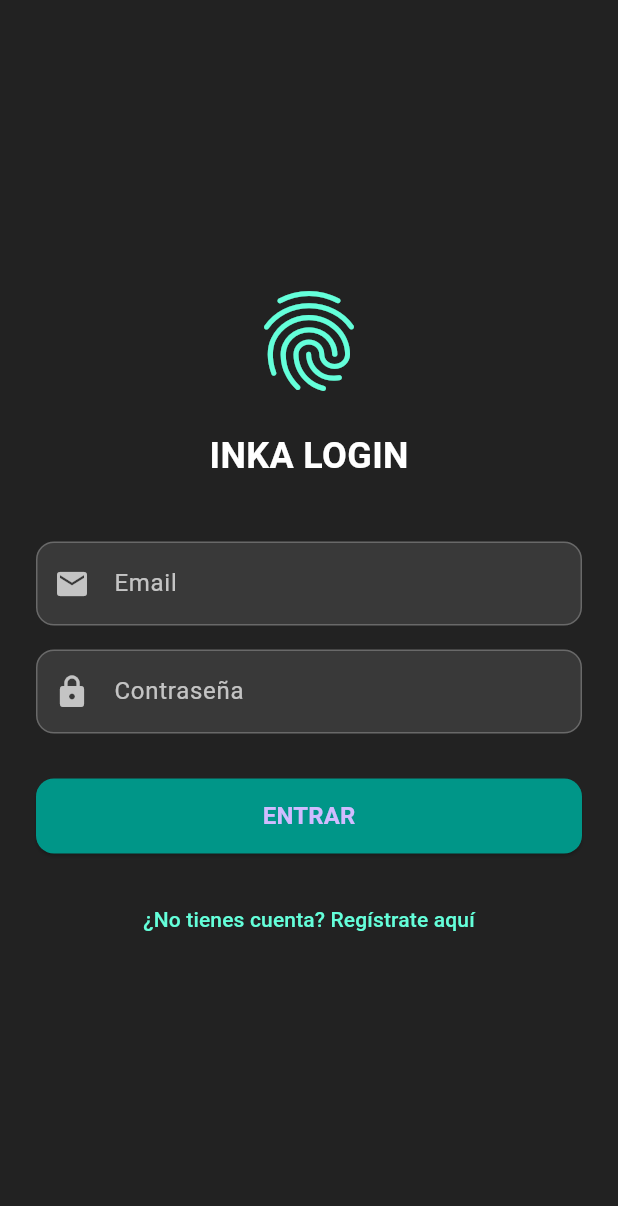
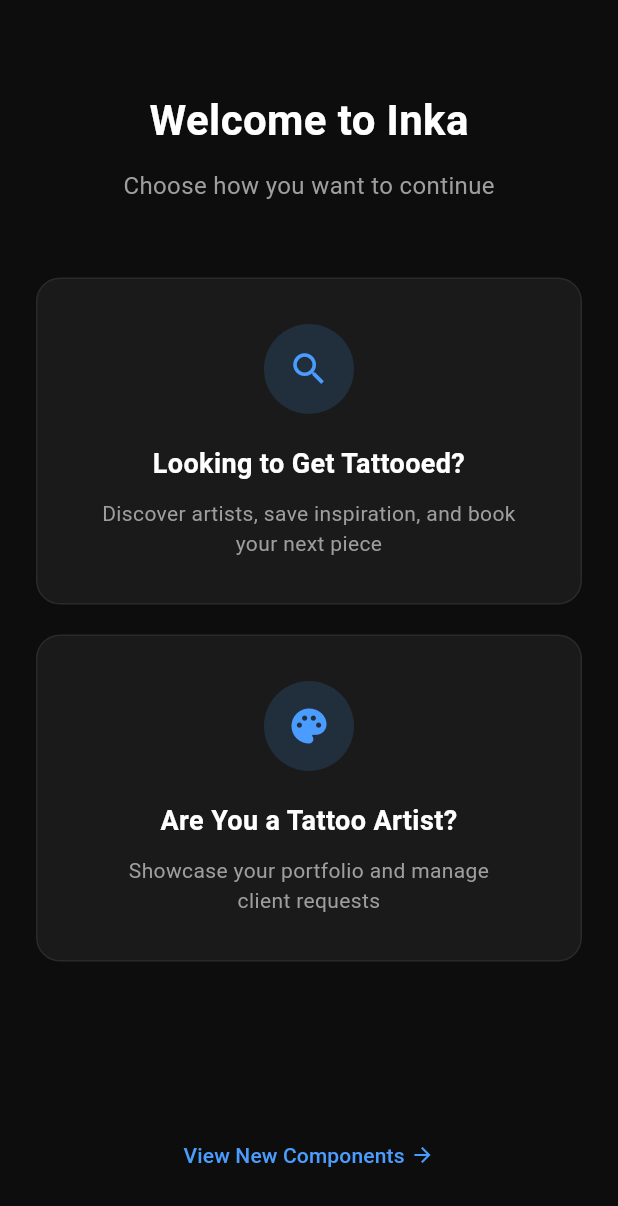
Before and after one commit to ErikEspinoza1/Inka, a Flutter app: the screen it shows after launch, on a phone screen of 412 x 824 dp. Shown: the top 1206 px of the screen. Run offline on Flutter 3.47's test engine with Material 3 defaults, Android fonts, the phone set to English and light mode, and no system bars; our stand-ins replace camera, flutter_map, geolocator, image_picker, latlong2, permission_handler and 2 more; missing offline and left inert: google_mlkit_pose_detection; accounts and stored records are empty.

```diff
--- a/inkaFlutter/lib/main.dart
+++ b/inkaFlutter/lib/main.dart
@@ -3,7 +3,7 @@ import 'package:flutter/services.dart';
 import 'package:supabase_flutter/supabase_flutter.dart';
 
 // Importamos la pantalla de Login
-import 'screens/auth_screen.dart';
+import 'screens/menu_inicio.dart';
 
 void main() async {
   WidgetsFlutterBinding.ensureInitialized();
@@ -31,9 +31,8 @@ class MyApp extends StatelessWidget {
       debugShowCheckedModeBanner: false,
       title: 'Tattoo AR',
       theme: ThemeData.dark(),
-      // AQUÍ ESTÁ EL CAMBIO:
-      // En lugar de ir a HomeScreen, vamos primero a AuthScreen (Login)
-      home: const AuthScreen(),
+      // Pantalla principal: Menu de inicio
+      home: const MenuInicio(),
     );
   }
 }
--- a/inkaFlutter/lib/screens/home_screen.dart
+++ b/inkaFlutter/lib/screens/home_screen.dart
@@ -1,4 +1,4 @@
-import 'package:flutter/material.dart';
+  import 'package:flutter/material.dart';
 // Importamos las otras pantallas para poder navegar a ellas
 import 'ar_tattoo_screen.dart';
 import 'test_upload_screen.dart';
--- /dev/null
+++ b/inkaFlutter/lib/screens/menu_inicio.dart
@@ -0,0 +1,162 @@
+import 'package:flutter/material.dart';
+import 'auth_screen.dart';
+import 'map_screen.dart';
+
+class MenuInicio extends StatelessWidget {
+  const MenuInicio({super.key});
+
+  @override
+  Widget build(BuildContext context) {
+    return Scaffold(
+      backgroundColor: const Color(0xFF0D0D0D),
+      body: SafeArea(
+        child: Padding(
+          padding: const EdgeInsets.symmetric(horizontal: 24.0),
+          child: Column(
+            children: [
+              const SizedBox(height: 60),
+              // Título principal
+              const Text(
+                'Welcome to Inka',
+                style: TextStyle(
+                  fontSize: 28,
+                  fontWeight: FontWeight.bold,
+                  color: Colors.white,
+                ),
+              ),
+              const SizedBox(height: 12),
+              // Subtítulo
+              const Text(
+                'Choose how you want to continue',
+                style: TextStyle(
+                  fontSize: 16,
+                  color: Colors.grey,
+                ),
+              ),
+              const SizedBox(height: 50),
+              // Primera tarjeta - Buscar tatuajes
+              _buildOptionCard(
+                context,
+                icon: Icons.search,
+                iconColor: const Color(0xFF4A9DFF),
+                title: 'Looking to Get Tattooed?',
+                subtitle: 'Discover artists, save inspiration, and book\nyour next piece',
+                onTap: () {
+                  // Navegar a pantalla de mapa directamente (Bypass Login)
+                  Navigator.push(
+                    context,
+                    MaterialPageRoute(builder: (context) => const MapScreen()),
+                  );
+                },
+              ),
+              const SizedBox(height: 20),
+              // Segunda tarjeta - Soy artista
+              _buildOptionCard(
+                context,
+                icon: Icons.palette,
+                iconColor: const Color(0xFF4A9DFF),
+                title: 'Are You a Tattoo Artist?',
+                subtitle: 'Showcase your portfolio and manage\nclient requests',
+                onTap: () {
+                  // Navegar a pantalla de artista
+                  // Navigator.push(context, MaterialPageRoute(builder: (context) => ArtistScreen()));
+                },
+              ),
+              const Spacer(),
+              // Link inferior
+              TextButton(
+                onPressed: () {
+                  // Navegar a ver componentes
+                },
+                child: Row(
+                  mainAxisSize: MainAxisSize.min,
+                  children: const [
+                    Text(
+                      'View New Components',
+                      style: TextStyle(
+                        color: Color(0xFF4A9DFF),
+                        fontSize: 14,
+                      ),
+                    ),
+                    SizedBox(width: 4),
+                    Icon(
+                      Icons.arrow_forward,
+                      color: Color(0xFF4A9DFF),
+                      size: 16,
+                    ),
+                  ],
+                ),
+              ),
+              const SizedBox(height: 30),
+            ],
+          ),
+        ),
+      ),
+    );
+  }
+
+  Widget _buildOptionCard(
+    BuildContext context, {
+    required IconData icon,
+    required Color iconColor,
+    required String title,
+    required String subtitle,
+    required VoidCallback onTap,
+  }) {
+    return GestureDetector(
+      onTap: onTap,
+      child: Container(
+        width: double.infinity,
+        padding: const EdgeInsets.symmetric(vertical: 30, horizontal: 20),
+        decoration: BoxDecoration(
+          color: const Color(0xFF1A1A1A),
+          borderRadius: BorderRadius.circular(16),
+          border: Border.all(
+            color: const Color(0xFF2A2A2A),
+            width: 1,
+          ),
+        ),
+        child: Column(
+          children: [
+            // Icono circular
+            Container(
+              width: 60,
+              height: 60,
+              decoration: BoxDecoration(
+                color: iconColor.withOpacity(0.15),
+                shape: BoxShape.circle,
+              ),
+              child: Icon(
+                icon,
+                color: iconColor,
+                size: 28,
+              ),
+            ),
+            const SizedBox(height: 20),
+            // Título de la tarjeta
+            Text(
+              title,
+              style: const TextStyle(
+                fontSize: 18,
+                fontWeight: FontWeight.w600,
+                color: Colors.white,
+              ),
+              textAlign: TextAlign.center,
+            ),
+            const SizedBox(height: 10),
+            // Subtítulo de la tarjeta
+            Text(
+              subtitle,
+              style: const TextStyle(
+                fontSize: 14,
+                color: Colors.grey,
+                height: 1.4,
+              ),
+              textAlign: TextAlign.center,
+            ),
+          ],
+        ),
+      ),
+    );
+  }
+}
--- a/inkaFlutter/pubspec.yaml
+++ b/inkaFlutter/pubspec.yaml
@@ -18,6 +18,9 @@ dependencies:
   image_picker: ^1.2.1
   http: ^1.6.0
   shared_preferences: ^2.5.4
+  flutter_map: ^8.2.2
+  latlong2: ^0.9.1
+  geolocator: ^13.0.0
 
 dev_dependencies:
   flutter_test:
```
Also changed, not shown: inkaFlutter/lib/screens/map_screen.dart (added, +452 -0 lines), inkaFlutter/pubspec.lock, 2 other files.
